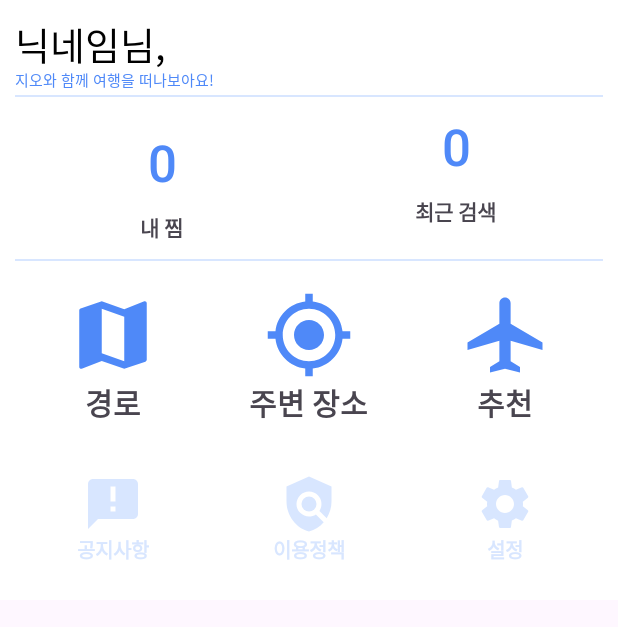
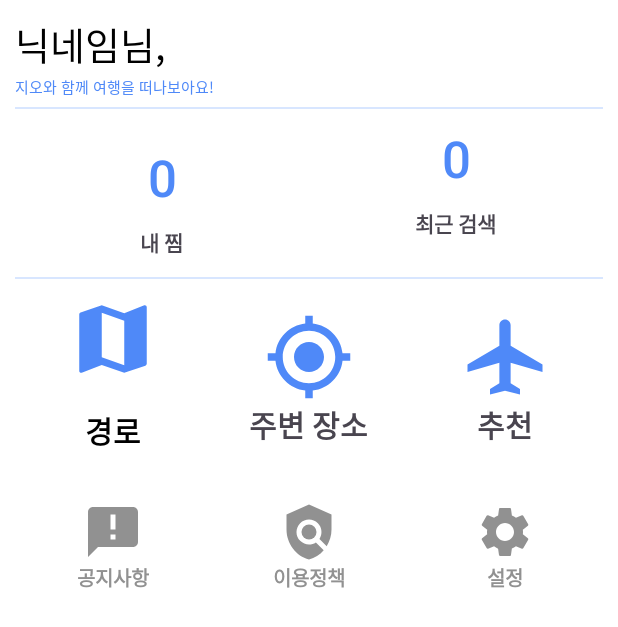
Before and after one commit to UiHyeon-Kim/CapstoneDesign_GEO, an Android app: the layout fragment_bottom_sheet.xml on its own in the app's theme, with its tools: preview values and no code run, on a phone screen of 412 x 824 dp. Shown: the top 627 px of the screen. Run offline under Robolectric (Android 15) with nearby library versions, the light colour scheme and no system bars.

Commit message:
바텀싯 메뉴 다 만들었구요 (근데 아직 예쁘게 안 다듬음) 위에 누르면 올라오고 손가락 제스처로 내리면 내려가요 이제 드디어 Tourapi를 다룰 수 있음 그거랑 검색창과 카테고리 선택창을 구현하는게 다음 목표입니다

```diff
--- a/app/src/main/java/com/example/capstonedesign_geo/ui/fragment/BottomSheet.java
+++ b/app/src/main/java/com/example/capstonedesign_geo/ui/fragment/BottomSheet.java
@@ -44,4 +44,8 @@ public class BottomSheet extends BottomSheetDialogFragment {
 //            }
 //        });
     }
+
+
+
+
 }
--- a/app/src/main/res/drawable/bottom_sheet.xml
+++ b/app/src/main/res/drawable/bottom_sheet.xml
@@ -5,10 +5,6 @@
         android:color="@color/white"/>
 
 
-    <padding
-        android:left="10dp"
-        android:right="10dp"
-        android:top="10dp"
-        android:bottom="10dp" />
+
 
 </shape>
--- a/app/src/main/res/drawable/mainmenu_notice.xml
+++ b/app/src/main/res/drawable/mainmenu_notice.xml
@@ -1,4 +1,10 @@
-<vector xmlns:android="http://schemas.android.com/apk/res/android" android:autoMirrored="true" android:height="24dp" android:tint="#D8E6FF" android:viewportHeight="24" android:viewportWidth="24" android:width="24dp">
+<vector xmlns:android="http://schemas.android.com/apk/res/android"
+    android:autoMirrored="true"
+    android:height="24dp"
+    android:tint="#FF919191"
+    android:viewportHeight="24"
+    android:viewportWidth="24"
+    android:width="24dp">
 
     <path android:fillColor="@android:color/white" android:pathData="M20,2L4,2c-1.1,0 -1.99,0.9 -1.99,2L2,22l4,-4h14c1.1,0 2,-0.9 2,-2L22,4c0,-1.1 -0.9,-2 -2,-2zM13,11h-2L11,5h2v6zM13,15h-2v-2h2v2z"/>
 
--- a/app/src/main/res/drawable/mainmenu_path.xml
+++ b/app/src/main/res/drawable/mainmenu_path.xml
@@ -1,4 +1,9 @@
-<vector xmlns:android="http://schemas.android.com/apk/res/android" android:height="24dp" android:tint="#4F89F8" android:viewportHeight="24" android:viewportWidth="24" android:width="24dp">
+<vector xmlns:android="http://schemas.android.com/apk/res/android"
+    android:height="60dp"
+    android:tint="#4F89F8"
+    android:viewportHeight="24"
+    android:viewportWidth="24"
+    android:width="60dp">
 
     <path android:fillColor="@android:color/white" android:pathData="M20.5,3l-0.16,0.03L15,5.1 9,3 3.36,4.9c-0.21,0.07 -0.36,0.25 -0.36,0.48V20.5c0,0.28 0.22,0.5 0.5,0.5l0.16,-0.03L9,18.9l6,2.1 5.64,-1.9c0.21,-0.07 0.36,-0.25 0.36,-0.48V3.5c0,-0.28 -0.22,-0.5 -0.5,-0.5zM15,19l-6,-2.11V5l6,2.11V19z"/>
 
--- a/app/src/main/res/drawable/mainmenu_policy.xml
+++ b/app/src/main/res/drawable/mainmenu_policy.xml
@@ -1,4 +1,8 @@
-<vector xmlns:android="http://schemas.android.com/apk/res/android" android:height="24dp" android:tint="#D8E6FF" android:viewportHeight="24" android:viewportWidth="24" android:width="24dp">
+<vector xmlns:android="http://schemas.android.com/apk/res/android"
+    android:height="24dp"
+    android:tint="#FF919191"
+    android:viewportHeight="24"
+    android:viewportWidth="24" android:width="24dp">
 
     <path android:fillColor="@android:color/white" android:pathData="M21,5l-9,-4L3,5v6c0,5.55 3.84,10.74 9,12c2.3,-0.56 4.33,-1.9 5.88,-3.71l-3.12,-3.12c-1.94,1.29 -4.58,1.07 -6.29,-0.64c-1.95,-1.95 -1.95,-5.12 0,-7.07c1.95,-1.95 5.12,-1.95 7.07,0c1.71,1.71 1.92,4.35 0.64,6.29l2.9,2.9C20.29,15.69 21,13.38 21,11V5z"/>
 
--- a/app/src/main/res/drawable/mainmenu_settings.xml
+++ b/app/src/main/res/drawable/mainmenu_settings.xml
@@ -1,4 +1,9 @@
-<vector xmlns:android="http://schemas.android.com/apk/res/android" android:height="24dp" android:tint="#D8E6FF" android:viewportHeight="24" android:viewportWidth="24" android:width="24dp">
+<vector xmlns:android="http://schemas.android.com/apk/res/android"
+    android:height="24dp"
+    android:tint="#FF919191"
+    android:viewportHeight="24"
+    android:viewportWidth="24"
+    android:width="24dp">
 
     <path android:fillColor="@android:color/white" android:pathData="M19.14,12.94c0.04,-0.3 0.06,-0.61 0.06,-0.94c0,-0.32 -0.02,-0.64 -0.07,-0.94l2.03,-1.58c0.18,-0.14 0.23,-0.41 0.12,-0.61l-1.92,-3.32c-0.12,-0.22 -0.37,-0.29 -0.59,-0.22l-2.39,0.96c-0.5,-0.38 -1.03,-0.7 -1.62,-0.94L14.4,2.81c-0.04,-0.24 -0.24,-0.41 -0.48,-0.41h-3.84c-0.24,0 -0.43,0.17 -0.47,0.41L9.25,5.35C8.66,5.59 8.12,5.92 7.63,6.29L5.24,5.33c-0.22,-0.08 -0.47,0 -0.59,0.22L2.74,8.87C2.62,9.08 2.66,9.34 2.86,9.48l2.03,1.58C4.84,11.36 4.8,11.69 4.8,12s0.02,0.64 0.07,0.94l-2.03,1.58c-0.18,0.14 -0.23,0.41 -0.12,0.61l1.92,3.32c0.12,0.22 0.37,0.29 0.59,0.22l2.39,-0.96c0.5,0.38 1.03,0.7 1.62,0.94l0.36,2.54c0.05,0.24 0.24,0.41 0.48,0.41h3.84c0.24,0 0.44,-0.17 0.47,-0.41l0.36,-2.54c0.59,-0.24 1.13,-0.56 1.62,-0.94l2.39,0.96c0.22,0.08 0.47,0 0.59,-0.22l1.92,-3.32c0.12,-0.22 0.07,-0.47 -0.12,-0.61L19.14,12.94zM12,15.6c-1.98,0 -3.6,-1.62 -3.6,-3.6s1.62,-3.6 3.6,-3.6s3.6,1.62 3.6,3.6S13.98,15.6 12,15.6z"/>
 
--- a/app/src/main/res/layout/fragment_bottom_sheet.xml
+++ b/app/src/main/res/layout/fragment_bottom_sheet.xml
@@ -1,25 +1,30 @@
 <?xml version="1.0" encoding="utf-8"?>
 <androidx.constraintlayout.widget.ConstraintLayout xmlns:android="http://schemas.android.com/apk/res/android"
+    xmlns:app="http://schemas.android.com/apk/res-auto"
     xmlns:tools="http://schemas.android.com/tools"
-    xmlns:app="http://schemas.android.com/apk/res-auto"
     android:id="@+id/bottom_sheet_menu"
     android:layout_width="match_parent"
-    android:layout_height="400dp"
+    android:layout_height="wrap_content"
     android:background="@drawable/bottom_sheet"
-    app:behavior_hideable="true"
-    app:behavior_peekHeight="400dp"
+    android:clickable="true"
+    android:focusable="true"
     android:orientation="vertical"
     android:padding="10dp"
-    android:clickable="true"
-    android:focusable="true"
+    app:behavior_draggable="true"
+    app:behavior_hideable="true"
+    app:behavior_peekHeight="0dp"
     app:layout_behavior="com.google.android.material.bottomsheet.BottomSheetBehavior">
     <!-- app:behavior_hideable : bottomSheet 숨기기 가능 유무
 - app:behavior_peekHeight : 미리보기 상태로 제일 처음 bottomSheet의 크기 -->
 
     <LinearLayout
         android:layout_width="match_parent"
-        android:layout_height="match_parent"
+        android:layout_height="400dp"
         android:orientation="vertical"
+        app:layout_constraintBottom_toBottomOf="parent"
+        app:layout_constraintEnd_toEndOf="parent"
+        app:layout_constraintStart_toStartOf="parent"
+        app:layout_constraintTop_toTopOf="parent"
         tools:layout_editor_absoluteX="10dp"
         tools:layout_editor_absoluteY="10dp">
 
@@ -27,14 +32,15 @@
             android:id="@+id/one"
             android:layout_width="match_parent"
             android:layout_height="0dp"
+            android:layout_marginBottom="5dp"
             android:layout_weight="1"
-            android:orientation="vertical"
-            android:gravity="center">
+            android:gravity="center"
+            android:orientation="vertical">
 
 
             <LinearLayout
                 android:layout_width="match_parent"
-                android:layout_height="0dp"
+                android:layout_height="wrap_content"
                 android:layout_weight="2"
                 android:orientation="horizontal">
 
@@ -51,10 +57,10 @@
                     android:id="@+id/a"
                     android:layout_width="wrap_content"
                     android:layout_height="match_parent"
+                    android:text="님,"
                     android:textAlignment="viewStart"
                     android:textColor="#000000"
-                    android:textSize="25sp"
-                    android:text="님," />
+                    android:textSize="25sp" />
 
             </LinearLayout>
 
@@ -62,7 +68,7 @@
             <TextView
                 android:id="@+id/b"
                 android:layout_width="match_parent"
-                android:layout_height="0dp"
+                android:layout_height="wrap_content"
                 android:layout_weight="1"
                 android:text="지오와 함께 여행을 떠나보아요!"
                 android:textColor="@color/mainblue"
@@ -90,9 +96,8 @@
                 android:layout_width="0dp"
                 android:layout_height="match_parent"
                 android:layout_weight="1"
-                android:orientation="vertical"
                 android:gravity="center"
-                >
+                android:orientation="vertical">
 
                 <Button
                     android:id="@+id/zzim"
@@ -123,18 +128,18 @@
                     android:id="@+id/recentsearch"
                     android:layout_width="wrap_content"
                     android:layout_height="wrap_content"
+                    android:layout_gravity="center"
                     android:background="?attr/selectableItemBackgroundBorderless"
+                    android:text="0"
                     android:textColor="@color/mainblue"
-                    android:layout_gravity="center"
-                    android:textSize="34sp"
-                    android:text="0" />
+                    android:textSize="34sp" />
 
                 <TextView
                     android:layout_width="wrap_content"
                     android:layout_height="wrap_content"
                     android:layout_gravity="center"
                     android:text="최근 검색"
-                    android:textStyle="bold"/>
+                    android:textStyle="bold" />
             </LinearLayout>
         </LinearLayout>
 
@@ -149,7 +154,7 @@
             android:layout_width="match_parent"
             android:layout_height="0dp"
             android:layout_weight="4"
-            android:orientation="vertical" >
+            android:orientation="vertical">
 
             <LinearLayout
                 android:layout_width="match_parent"
@@ -161,38 +166,50 @@
                     android:layout_width="0dp"
                     android:layout_height="match_parent"
                     android:layout_weight="1"
-                    android:orientation="vertical"
-                    android:gravity="center">
+                    android:gravity="center"
+                    android:orientation="vertical">
 
-                    <android.widget.Button
-                        android:id="@+id/path"
-                        android:layout_width="60dp"
-                        android:layout_height="60dp"
-                        android:layout_gravity="center"
-                        android:background="@drawable/mainmenu_path" />
-
-                    <TextView
-                        android:layout_width="wrap_content"
-                        android:layout_height="wrap_content"
-                        android:layout_gravity="center"
+                    <Button
+                        android:layout_width="match_parent"
+                        android:layout_height="match_parent"
+                        android:backgroundTint="@color/white"
+                        android:drawableTop="@drawable/mainmenu_path"
                         android:text="경로"
+                        android:textColor="@color/black"
                         android:textSize="20sp"
                         android:textStyle="bold" />
+
+                    <!--                    <ImageButton-->
+                    <!--                        android:id="@+id/path"-->
+                    <!--                        android:layout_width="60dp"-->
+                    <!--                        android:layout_height="60dp"-->
+                    <!--                        android:layout_gravity="center"-->
+                    <!--                        android:src="?attr/selectableItemBackgroundBorderless"-->
+                    <!--                        android:background="@drawable/mainmenu_path" />-->
+
+                    <!--                    <TextView-->
+                    <!--                        android:layout_width="wrap_content"-->
+                    <!--                        android:layout_height="wrap_content"-->
+                    <!--                        android:layout_gravity="center"-->
+                    <!--                        android:text="경로"-->
+                    <!--                        android:textSize="20sp"-->
+                    <!--                        android:textStyle="bold" />-->
                 </LinearLayout>
 
                 <LinearLayout
                     android:layout_width="0dp"
                     android:layout_height="match_parent"
                     android:layout_weight="1"
-                    android:orientation="vertical"
-                    android:gravity="center">
+                    android:gravity="center"
+                    android:orientation="vertical">
 
-                    <android.widget.Button
+                    <ImageButton
                         android:id="@+id/place"
                         android:layout_width="60dp"
                         android:layout_height="60dp"
                         android:layout_gravity="center"
-                        android:background="@drawable/mainmenu_place" />
+                        android:background="@drawable/mainmenu_place"
+                        android:src="?attr/selectableItemBackgroundBorderless" />
 
                     <TextView
                         android:layout_width="wrap_content"
@@ -207,15 +224,16 @@
                     android:layout_width="0dp"
                     android:layout_height="match_parent"
                     android:layout_weight="1"
-                    android:orientation="vertical"
-                    android:gravity="center">
+                    android:gravity="center"
+                    android:orientation="vertical">
 
-                    <android.widget.Button
+                    <ImageButton
                         android:id="@+id/recommend"
                         android:layout_width="60dp"
                         android:layout_height="60dp"
                         android:layout_gravity="center"
-                        android:background="@drawable/mainmenu_recommend" />
+                        android:background="@drawable/mainmenu_recommend"
+                        android:src="?attr/selectableItemBackgroundBorderless" />
 
                     <TextView
                         android:layout_width="wrap_content"
@@ -238,22 +256,23 @@
                     android:layout_width="0dp"
                     android:layout_height="match_parent"
                     android:layout_weight="1"
-                    android:orientation="vertical"
-                    android:gravity="center">
+                    android:gravity="center"
+                    android:orientation="vertical">
 
-                    <android.widget.Button
+                    <ImageButton
                         android:id="@+id/notice"
                         android:layout_width="40dp"
                         android:layout_height="40dp"
                         android:layout_gravity="center"
-                        android:background="@drawable/mainmenu_notice" />
+                        android:background="@drawable/mainmenu_notice"
+                        android:src="?attr/selectableItemBackgroundBorderless" />
 
                     <TextView
                         android:layout_width="wrap_content"
                         android:layout_height="wrap_content"
                         android:layout_gravity="center"
                         android:text="공지사항"
-                        android:textColor="@color/subblue"
+                        android:textColor="#919191"
                         android:textSize="13sp"
                         android:textStyle="bold" />
                 </LinearLayout>
@@ -262,15 +281,16 @@
                     android:layout_width="0dp"
                     android:layout_height="match_parent"
                     android:layout_weight="1"
-                    android:orientation="vertical"
-                    android:gravity="center">
+                    android:gravity="center"
+                    android:orientation="vertical">
 
-                    <android.widget.Button
+                    <ImageButton
                         android:id="@+id/policy"
                         android:layout_width="40dp"
                         android:layout_height="40dp"
                         android:layout_gravity="center"
                         android:background="@drawable/mainmenu_policy"
+                        android:src="?attr/selectableItemBackgroundBorderless"
                         android:textColor="@color/subblue" />
 
                     <TextView
@@ -278,7 +298,7 @@
                         android:layout_height="wrap_content"
                         android:layout_gravity="center"
                         android:text="이용정책"
-                        android:textColor="@color/subblue"
+                        android:textColor="#919191"
                         android:textSize="13sp"
                         android:textStyle="bold" />
                 </LinearLayout>
@@ -287,22 +307,23 @@
                     android:layout_width="0dp"
                     android:layout_height="match_parent"
                     android:layout_weight="1"
-                    android:orientation="vertical"
-                    android:gravity="center">
+                    android:gravity="center"
+                    android:orientation="vertical">
 
-                    <android.widget.Button
+                    <ImageButton
                         android:id="@+id/settings"
                         android:layout_width="40dp"
                         android:layout_height="40dp"
                         android:layout_gravity="center"
-                        android:background="@drawable/mainmenu_settings" />
+                        android:background="@drawable/mainmenu_settings"
+                        android:src="?attr/selectableItemBackgroundBorderless" />
 
                     <TextView
                         android:layout_width="wrap_content"
                         android:layout_height="wrap_content"
                         android:layout_gravity="center"
                         android:text="설정"
-                        android:textColor="@color/subblue"
+                        android:textColor="#919191"
                         android:textSize="13sp"
                         android:textStyle="bold" />
                 </LinearLayout>
@@ -315,8 +336,4 @@
     </LinearLayout>
 
 
-
-
-
-
 </androidx.constraintlayout.widget.ConstraintLayout>
--- a/app/src/main/res/values/strings.xml
+++ b/app/src/main/res/values/strings.xml
@@ -1,5 +1,5 @@
 <resources>
-    <string name="app_name">지오</string>
+    <string name="app_name"></string>
     <string name="Greetings">내 근처의 장소들\n지오와 함께해요!</string>
     <string name="RegisterComplete">이제 시작해 볼까요?\n지오와 함께 찾아요</string>
     <string name="btnComplete">시 작 하 기</string>
--- a/app/src/main/res/values/styles.xml
+++ b/app/src/main/res/values/styles.xml
@@ -9,8 +9,8 @@
     </style>
 
     <!-- 투명 상태바 -->
-    <style name="TransparentStatusBarTheme" parent="Theme.AppCompat.Light.DarkActionBar">
-        <!-- 상태바를 투명으로 설정 -->
+    <style name="TransparentStatusBarTheme" parent="Theme.AppCompat.Light.NoActionBar">
+         상태바를 투명으로 설정
         <item name="android:statusBarColor">@color/transparent</item>
         <!-- 상태바의 텍스트 색상(아이콘 색상)을 다크 모드로 설정 -->
         <item name="android:windowLightStatusBar">true</item>
@@ -27,7 +27,7 @@
         <item name="android:textSize">22sp</item>
     </style>
 
-    <style name="ToolbarStyles">
+    <style name="ToolbarStyles" parent="Theme.AppCompat.Light.NoActionBar">
         <item name="android:layout_width">match_parent</item>
         <item name="android:layout_height">56dp</item>
         <item name="android:background">@color/mainblue</item>
```
Also changed, not shown: app/build.gradle (+7 -0 lines), app/src/main/java/com/example/capstonedesign_geo/ui/MainActivity.java (+23 -25 lines), app/src/main/res/drawable/mainmenu_bottomsheetbutton.xml (+10 -2 lines), app/src/main/res/layout/activity_main.xml (+11 -25 lines).
